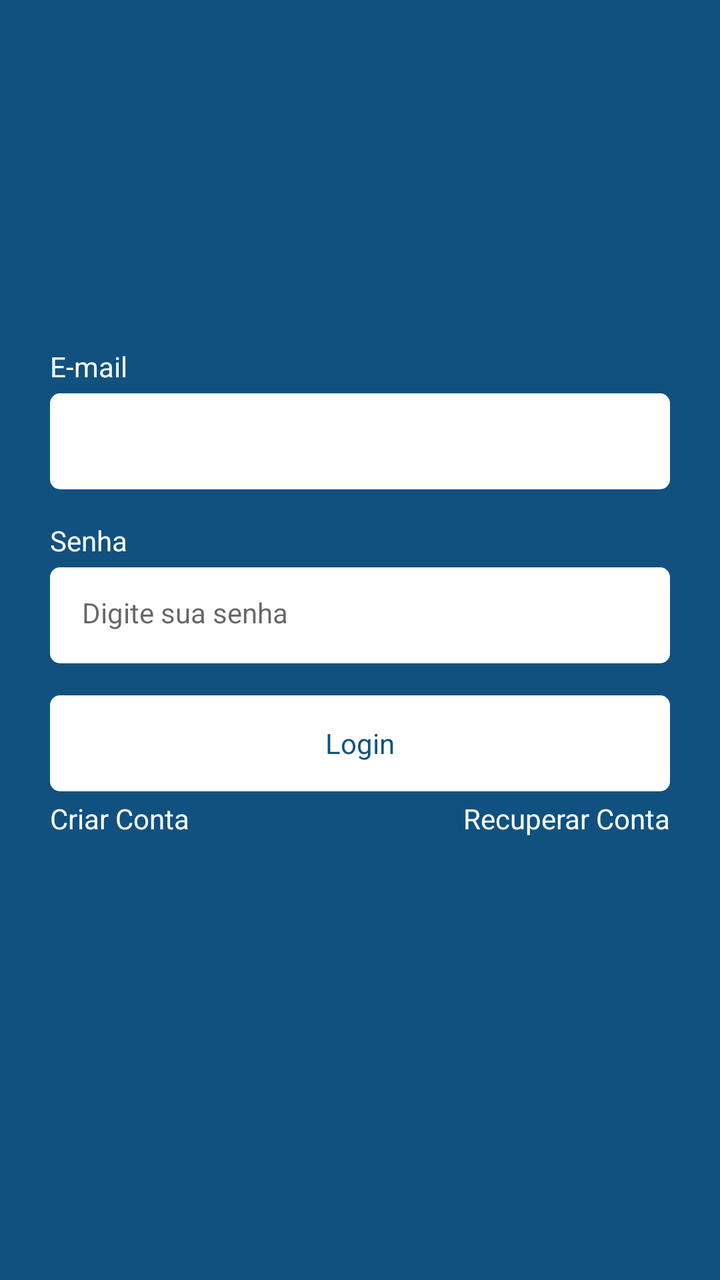
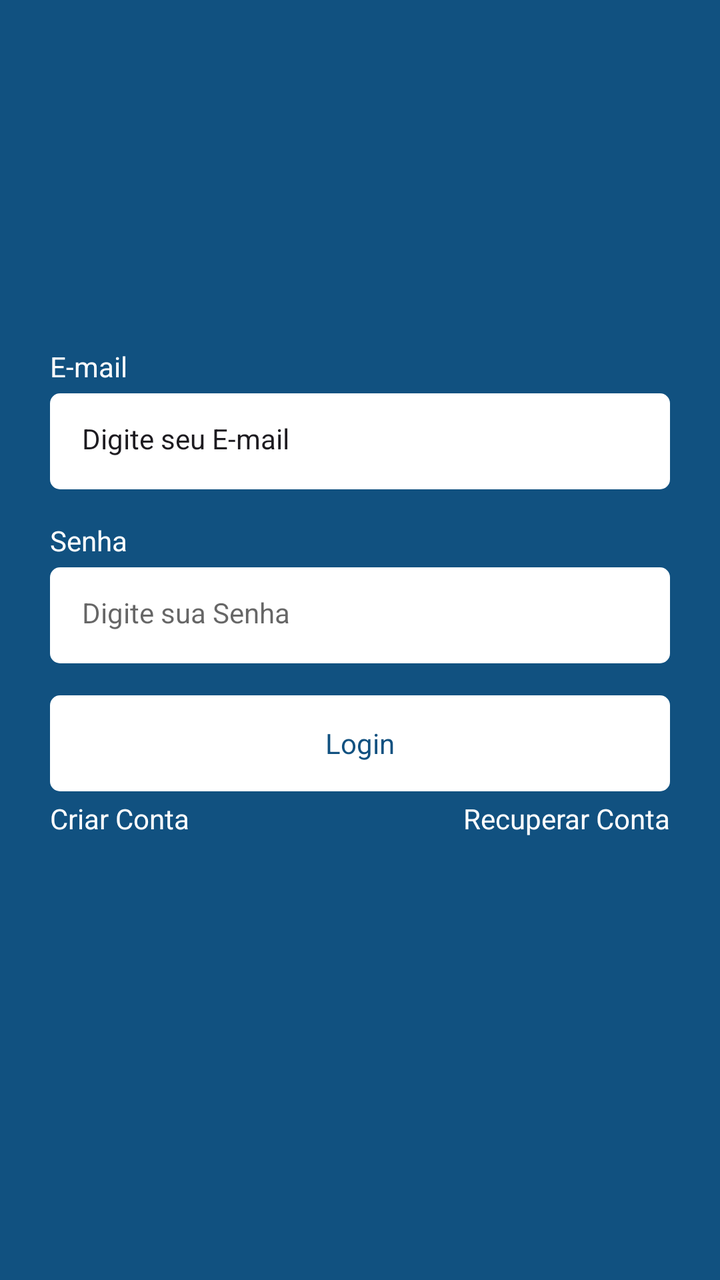

Before-and-after screenshots of an Android layout around one commit, followed by the original layout XML and the change that was made.
<!-- AndroidManifest.xml: application theme Theme.Kanban -->
<!-- res/layout/fragment_login.xml -->
<?xml version="1.0" encoding="utf-8"?>
<androidx.constraintlayout.widget.ConstraintLayout xmlns:android="http://schemas.android.com/apk/res/android"
    xmlns:tools="http://schemas.android.com/tools"
    android:layout_width="match_parent"
    android:layout_height="match_parent"
    xmlns:app="http://schemas.android.com/apk/res-auto"
    tools:context=".ui.auth.LoginFragment">

    <LinearLayout
        android:id="@+id/linearlayout"
        android:layout_width="0dp"
        android:layout_height="wrap_content"
        app:layout_constraintBottom_toBottomOf="parent"
        app:layout_constraintEnd_toEndOf="parent"
        app:layout_constraintStart_toStartOf="parent"
        app:layout_constraintTop_toTopOf="parent"
        android:orientation="vertical"
        android:layout_marginHorizontal="25dp">
        <TextView
            android:layout_width="wrap_content"
            android:layout_height="wrap_content"
            android:text="E-mail"
            android:textColor="@color/white"/>

        <EditText
            android:id="@+id/digiteemail"
            android:layout_width="match_parent"
            android:layout_height="48dp"
            style="@style/EditTextTheme"
            android:inputType="textEmailAddress"
            android:background="@drawable/bg_edit_text"
            android:layout_marginTop="4dp"/>
        <TextView
            android:layout_width="wrap_content"
            android:layout_height="wrap_content"
            android:text="Senha"
            android:textColor="@color/white"
            android:layout_marginTop="16dp"/>

        <EditText
            android:id="@+id/digitesenha"
            android:layout_width="match_parent"
            android:layout_height="48dp"
            android:inputType="textPassword"
            android:hint="Digite sua senha"
            style="@style/EditTextTheme"
            android:layout_marginTop="4dp"/>

        <com.google.android.material.button.MaterialButton
            android:layout_width="match_parent"
            android:layout_height="wrap_content"
            android:layout_marginTop="16dp"
            app:backgroundTint="@null"
            style="@style/ButtonTheme"
            android:text="Login"
            android:id="@+id/botaologin"
            />
        <LinearLayout
            android:layout_width="match_parent"
            android:layout_height="wrap_content"
            android:orientation="horizontal"
            android:layout_marginTop="4dp">

            <TextView
                android:layout_width="wrap_content"
                android:layout_height="wrap_content"
                android:text="Criar Conta"
                android:id="@+id/criarconta"
                android:layout_weight="1"
                android:textAlignment="textStart"
                android:textColor="@color/white"/>

            <TextView
                android:layout_width="wrap_content"
                android:layout_height="wrap_content"
                android:text="Recuperar Conta"
                android:id="@+id/recuperarconta"
                android:layout_weight="1"
                android:textAlignment="textEnd"
                android:textColor="@color/white"/>
        </LinearLayout>
        <ProgressBar
            android:layout_width="wrap_content"
            android:layout_height="wrap_content"
            android:indeterminateTint="@color/white"
            android:layout_gravity="center"
            tools:visibility="visible"
            android:visibility="invisible"/>

    </LinearLayout>

</androidx.constraintlayout.widget.ConstraintLayout>
<!-- resources referenced by this layout -->
<resources>
  <color name="white">#FFFFFFFF</color>
  <!-- drawable bg_edit_text (drawable) -->
  <?xml version="1.0" encoding="utf-8"?>
  <shape xmlns:android="http://schemas.android.com/apk/res/android"
      android:shape="rectangle">
      <solid android:color="@color/white"/>
      <corners android:radius="5dp"/>
  
  </shape>
  <style name="ButtonTheme" parent="Theme.MaterialComponents.DayNight.NoActionBar">
          <item name="android:background">@drawable/bg_btn</item>
          <item name="textAllCaps">false</item>
          <item name="android:textColor">@color/color_default</item>
          <item name="backgroundTint">@null</item>
      </style>
  <style name="EditTextTheme" parent="Theme.MaterialComponents.DayNight.NoActionBar">
          <item name="android:background">@drawable/bg_edit_text</item>
          <item name="android:padding">16dp</item>
          <item name="android:textSize">14sp</item>
      </style>
  <style name="Theme.Kanban" parent="Base.Theme.Kanban" />
  <!-- drawable bg_btn (drawable) -->
  <?xml version="1.0" encoding="utf-8"?>
  <shape xmlns:android="http://schemas.android.com/apk/res/android"
      android:shape="rectangle">
      <solid android:color="@color/white"/>
      <corners android:radius="5dp"/>
  
  </shape>
  <color name="color_default">#115180</color>
  <style name="Base.Theme.Kanban" parent="Theme.Material3.DayNight.NoActionBar">
          
          <item name="colorPrimary">@color/color_default</item>
          <item name="colorPrimaryVariant">@color/color_default</item>
          <item name="android:windowBackground">@color/color_default</item>
      </style>
</resources>

<!-- the commit's change to res/layout/fragment_login.xml (unified diff, before → after) -->
@@ -19,21 +19,21 @@
         <TextView
             android:layout_width="wrap_content"
             android:layout_height="wrap_content"
-            android:text="E-mail"
+            android:text="@string/email_text"
             android:textColor="@color/white"/>
 
         <EditText
             android:id="@+id/digiteemail"
             android:layout_width="match_parent"
             android:layout_height="48dp"
+            android:text="@string/hint_edit_email"
             style="@style/EditTextTheme"
             android:inputType="textEmailAddress"
-            android:background="@drawable/bg_edit_text"
             android:layout_marginTop="4dp"/>
         <TextView
             android:layout_width="wrap_content"
             android:layout_height="wrap_content"
-            android:text="Senha"
+            android:text="@string/password_text"
             android:textColor="@color/white"
             android:layout_marginTop="16dp"/>
 
@@ -42,7 +42,7 @@
             android:layout_width="match_parent"
             android:layout_height="48dp"
             android:inputType="textPassword"
-            android:hint="Digite sua senha"
+            android:hint="@string/hint_edit_password"
             style="@style/EditTextTheme"
             android:layout_marginTop="4dp"/>
 
@@ -52,7 +52,7 @@
             android:layout_marginTop="16dp"
             app:backgroundTint="@null"
             style="@style/ButtonTheme"
-            android:text="Login"
+            android:text="@string/text_title_login_fragment"
             android:id="@+id/botaologin"
             />
         <LinearLayout
@@ -64,7 +64,7 @@
             <TextView
                 android:layout_width="wrap_content"
                 android:layout_height="wrap_content"
-                android:text="Criar Conta"
+                android:text="@string/text_button_register_login_fragment"
                 android:id="@+id/criarconta"
                 android:layout_weight="1"
                 android:textAlignment="textStart"
@@ -73,7 +73,7 @@
             <TextView
                 android:layout_width="wrap_content"
                 android:layout_height="wrap_content"
-                android:text="Recuperar Conta"
+                android:text="@string/text_button_recover_login_fragment"
                 android:id="@+id/recuperarconta"
                 android:layout_weight="1"
                 android:textAlignment="textEnd"
<!-- resource entries referenced after the edit -->
@@ -1,6 +1,13 @@
 <!-- resources referenced by this layout -->
 <resources>
   <color name="white">#FFFFFFFF</color>
+  <string name="email_text">E-mail</string>
+  <string name="hint_edit_email">Digite seu E-mail</string>
+  <string name="hint_edit_password">Digite sua Senha</string>
+  <string name="password_text">Senha</string>
+  <string name="text_button_recover_login_fragment">Recuperar Conta</string>
+  <string name="text_button_register_login_fragment">Criar Conta</string>
+  <string name="text_title_login_fragment">Login</string>
   <!-- drawable bg_edit_text (drawable) -->
   <?xml version="1.0" encoding="utf-8"?>
   <shape xmlns:android="http://schemas.android.com/apk/res/android"
